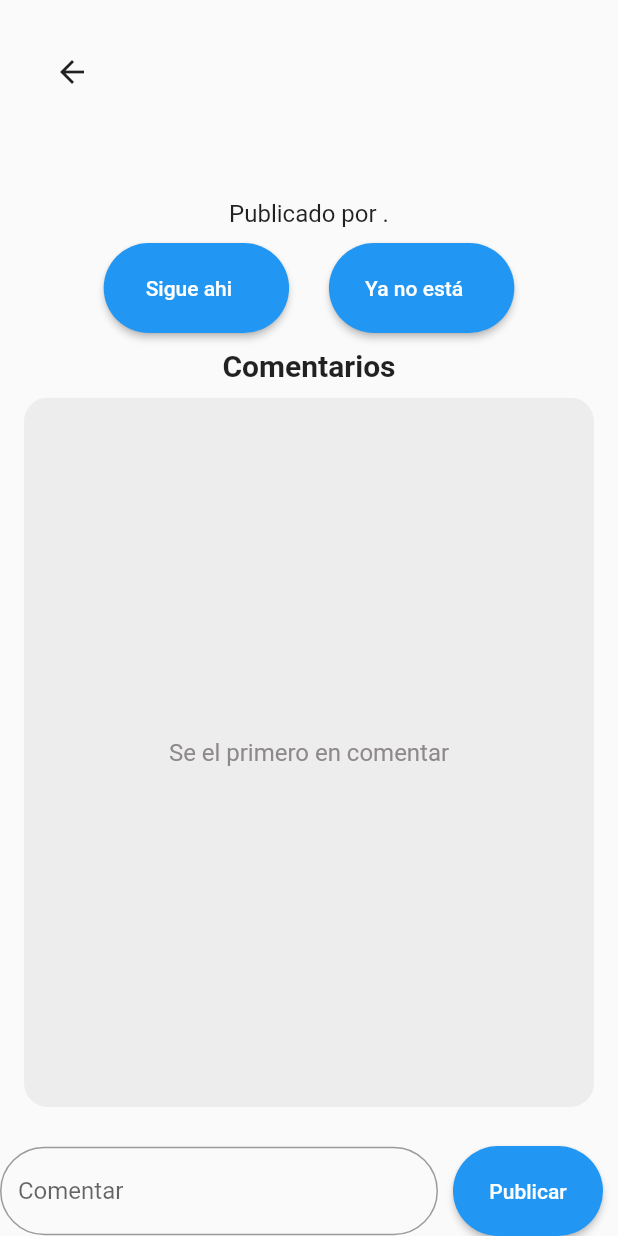
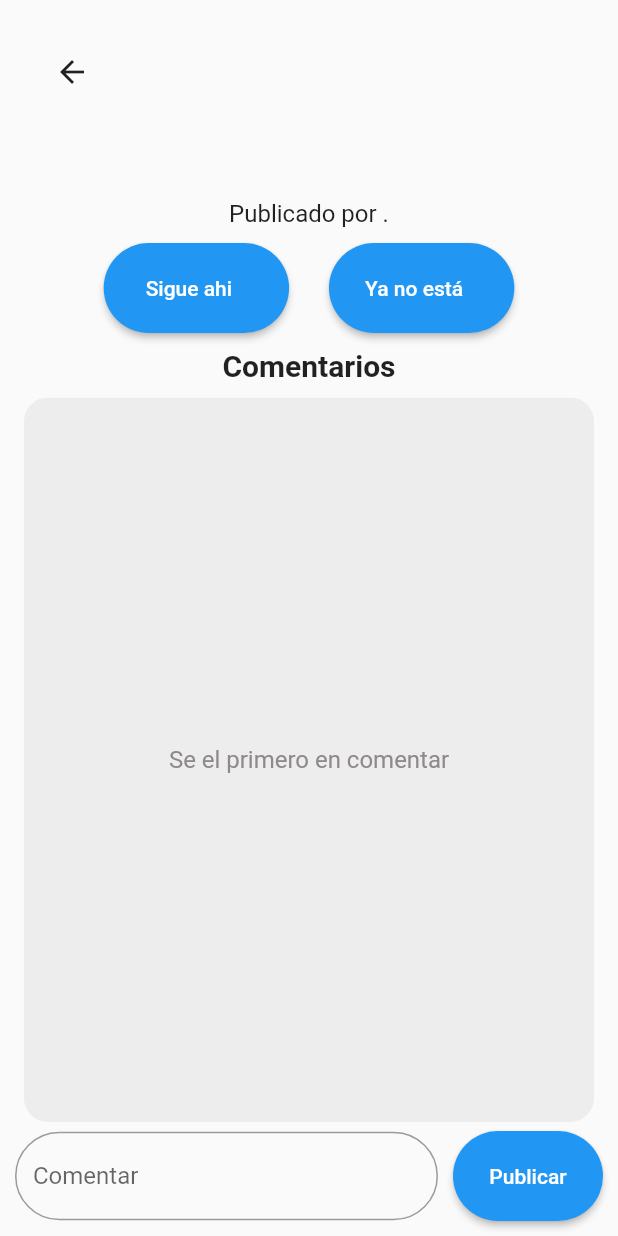
Before and after one commit to CitreaStricta/denuncia_wakala, a Flutter app: the Detalles screen opened directly with empty values, on a phone screen of 412 x 824 dp. Run offline on Flutter 3.47's test engine with Material 2 defaults, Android fonts, the phone set to English and light mode, and no system bars; our stand-ins replace cool_alert, flutter_native_image, image_picker; missing offline and left inert: easy_image_viewer.

Commit message:
padding bottom

```diff
--- a/lib/pages/detalles.dart
+++ b/lib/pages/detalles.dart
@@ -223,7 +223,12 @@ class _DetallesState extends State<Detalles> {
   Widget build(BuildContext context) {
     return Scaffold(
       resizeToAvoidBottomInset: false,
-      bottomSheet: SizedBox(
+      bottomSheet: Padding(
+        padding: EdgeInsets.only(
+            left: 10.0,
+            right: 10.0,
+            bottom: MediaQuery.of(context).viewInsets.bottom + 10),
+        child: SizedBox(
           width: MediaQuery.of(context).size.width - 10,
           height: 60,
           child: Row(
@@ -266,6 +271,7 @@ class _DetallesState extends State<Detalles> {
                 child: const Text("Publicar"),
               ),
             ],
+          ),
         ),
       ),
       body: SafeArea(
@@ -432,10 +438,7 @@ class _DetallesState extends State<Detalles> {
               ),
 
               // Text Field de comentario y boton para publicar
-              const SizedBox(height: 10),
-              const SizedBox(
-                height: 60,
-              ),
+              const SizedBox(height: 60),
             ],
           ),
         ),
```
Lines whose indentation alone changed are shown as unchanged.
